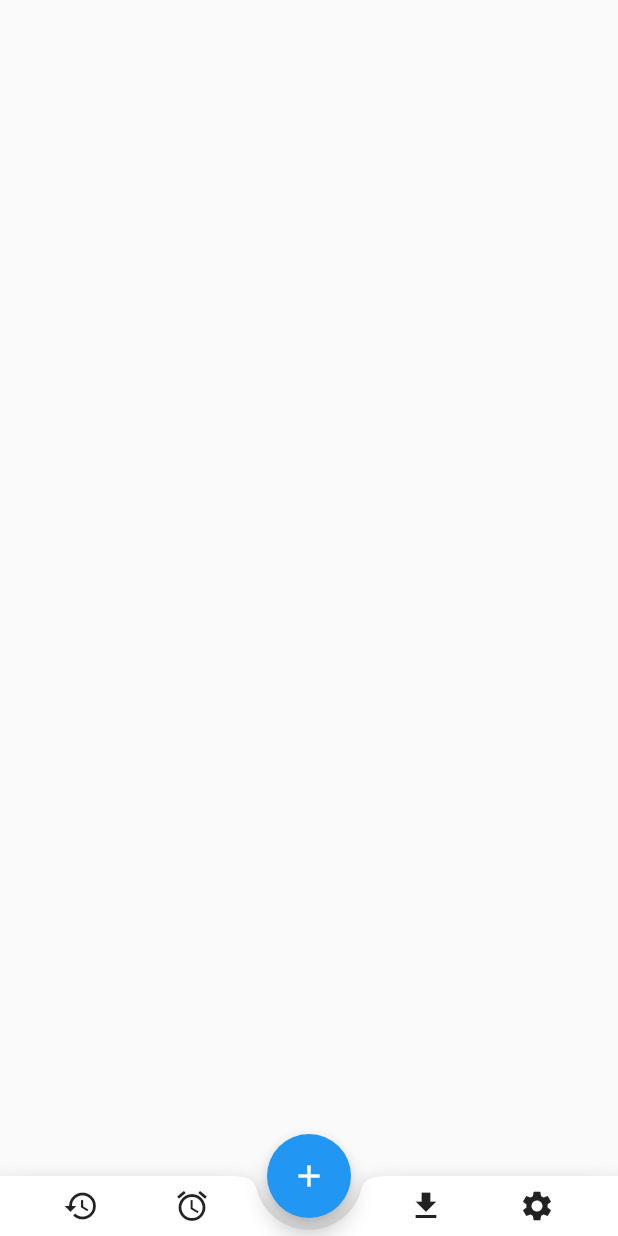
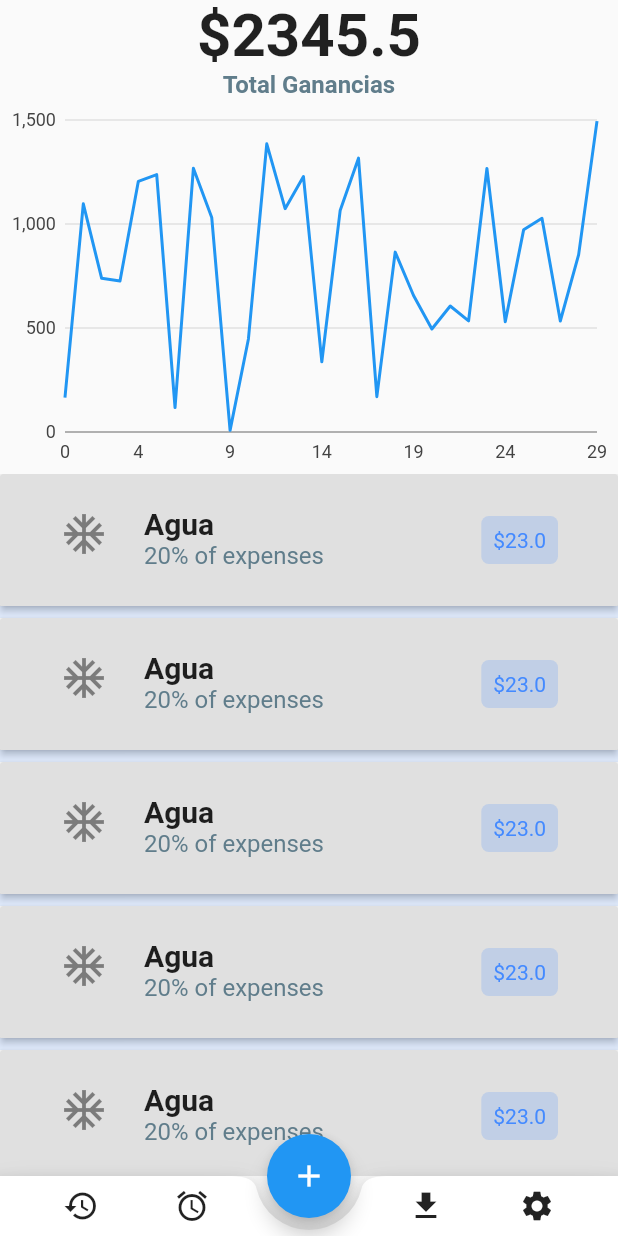
Before and after one commit to xM4573Rx/Electrikapp_Flutter, a Flutter app: the screen it shows after launch, on a phone screen of 412 x 824 dp. Run offline on Flutter 3.47's test engine with Material 2 defaults, Android fonts, the light colour scheme and no system bars; our stand-ins replace charts_flutter, firebase_auth; accounts and stored records are empty.

Commit message:
Add List

```diff
--- /dev/null
+++ b/lib/class/graph.dart
@@ -0,0 +1,89 @@
+import 'dart:math';
+
+import 'package:flutter/material.dart';
+import 'package:charts_flutter/flutter.dart';
+
+class GraphWidget extends StatefulWidget {
+  @override
+  _GraphWidgetState createState() => _GraphWidgetState();
+}
+
+class _GraphWidgetState extends State<GraphWidget> {
+  var data;
+
+  @override
+  void initState() {
+    super.initState();
+
+    var r = Random();
+    data = List<double>.generate(30, (i) => r.nextDouble() * 1500);
+  }
+
+  _onSelectionChanged(SelectionModel model) {
+    final selectedDatum = model.selectedDatum;
+
+    var time;
+    final measures = <String, double>{};
+
+    // We get the model that updated with a list of [SeriesDatum] which is
+    // simply a pair of series & datum.
+    //
+    // Walk the selection updating the measures map, storing off the sales and
+    // series name for each selection point.
+    if (selectedDatum.isNotEmpty) {
+      time = selectedDatum.first.datum;
+      selectedDatum.forEach((SeriesDatum datumPair) {
+        measures[datumPair.series.displayName] = datumPair.datum;
+      });
+    }
+
+    print(time);
+    print(measures);
+
+    // Request a build.
+    //setState(() {
+    //_time = time;
+    //_measures = measures;
+    //});
+  }
+
+  @override
+  Widget build(BuildContext context) {
+    List<Series<double, num>> series = [
+      Series<double, int>(
+        id: 'Gasto',
+        colorFn: (_, __) => MaterialPalette.blue.shadeDefault,
+        domainFn: (value, index) => index,
+        measureFn: (value, _) => value,
+        data: data,
+        strokeWidthPxFn: (_, __) => 4,
+      )
+    ];
+
+    return LineChart(
+      series,
+      animate: false,
+      selectionModels: [
+        SelectionModelConfig(
+          type: SelectionModelType.info,
+          changedListener: _onSelectionChanged,
+        )
+      ],
+      domainAxis: NumericAxisSpec(
+          tickProviderSpec: StaticNumericTickProviderSpec([
+        TickSpec(0, label: '01'),
+        TickSpec(4, label: '05'),
+        TickSpec(9, label: '10'),
+        TickSpec(14, label: '15'),
+        TickSpec(19, label: '20'),
+        TickSpec(24, label: '25'),
+        TickSpec(29, label: '30'),
+      ])),
+      primaryMeasureAxis: NumericAxisSpec(
+        tickProviderSpec: BasicNumericTickProviderSpec(
+          desiredTickCount: 4,
+        ),
+      ),
+    );
+  }
+}
--- a/lib/pages/home.dart
+++ b/lib/pages/home.dart
@@ -1,3 +1,4 @@
+import 'package:Electrikapp/class/graph.dart';
 import 'package:Electrikapp/services/auth.dart';
 import 'package:flutter/material.dart';
 
@@ -38,6 +39,90 @@ class _HomePageState extends State<HomePage> {
       floatingActionButtonLocation: FloatingActionButtonLocation.centerDocked,
       floatingActionButton:
           FloatingActionButton(child: Icon(Icons.add), onPressed: () {}),
+      body: _body(),
     );
   }
+
+  Widget _body() {
+    return SafeArea(
+        child: Column(
+      children: <Widget>[_selector(), _expenses(), _graph(), _list()],
+    ));
+  }
+
+  Widget _selector() => Container();
+  Widget _expenses() {
+    return Column(
+      children: <Widget>[
+        Text(
+          '\$2345.5',
+          style: TextStyle(fontWeight: FontWeight.bold, fontSize: 40.0),
+        ),
+        Text(
+          'Total Ganancias',
+          style: TextStyle(
+              fontWeight: FontWeight.bold,
+              fontSize: 16.0,
+              color: Colors.blueGrey),
+        ),
+      ],
+    );
+  }
+
+  Widget _graph() {
+    return Container(
+      height: 250.0,
+      child: GraphWidget(),
+    );
+  }
+
+  Widget _item(IconData icon, String name, int porcent, double value) {
+    return Padding(
+      padding: const EdgeInsets.all(8),
+      child: ListTile(
+        leading: Icon(
+          icon,
+          size: 32.0,
+        ),
+        title: Text(
+          name,
+          style: TextStyle(fontWeight: FontWeight.bold, fontSize: 20),
+        ),
+        subtitle: Text(
+          '$porcent% of expenses',
+          style: TextStyle(fontSize: 16.0, color: Colors.blueGrey),
+        ),
+        trailing: Container(
+          decoration: BoxDecoration(
+              color: Colors.blueAccent.withOpacity(0.2),
+              borderRadius: BorderRadius.circular(5.0)),
+          child: Padding(
+            padding: const EdgeInsets.all(8),
+            child: Text(
+              '\$$value',
+              style: TextStyle(color: Colors.blueAccent),
+            ),
+          ),
+        ),
+      ),
+    );
+  }
+
+  Widget _list() {
+    return Expanded(
+        child: ListView.separated(
+      itemCount: 14,
+      itemBuilder: (context, index) => RaisedButton(
+        onPressed: () {},
+        child: _item(Icons.ac_unit, 'Agua', 20, 23),
+      )
+      /*_item(Icons.phone_android, 'Shopping', 14, 145.12)*/,
+      separatorBuilder: (context, index) {
+        return Container(
+          color: Colors.blueAccent.withOpacity(0.15),
+          height: 8,
+        );
+      },
+    ));
+  }
 }
--- a/pubspec.yaml
+++ b/pubspec.yaml
@@ -33,6 +33,7 @@ dependencies:
   firebase_auth: ^0.16.1
   firebase_database: ^3.1.6
   google_sign_in: ^4.5.1
+  charts_flutter:
 
 
 dev_dependencies:
```
Also changed, not shown: pubspec.lock.
